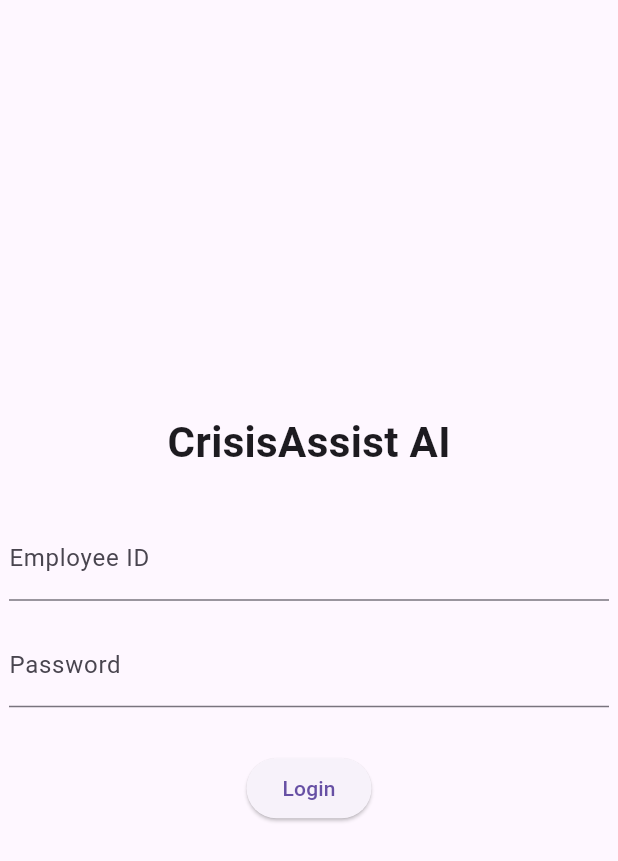
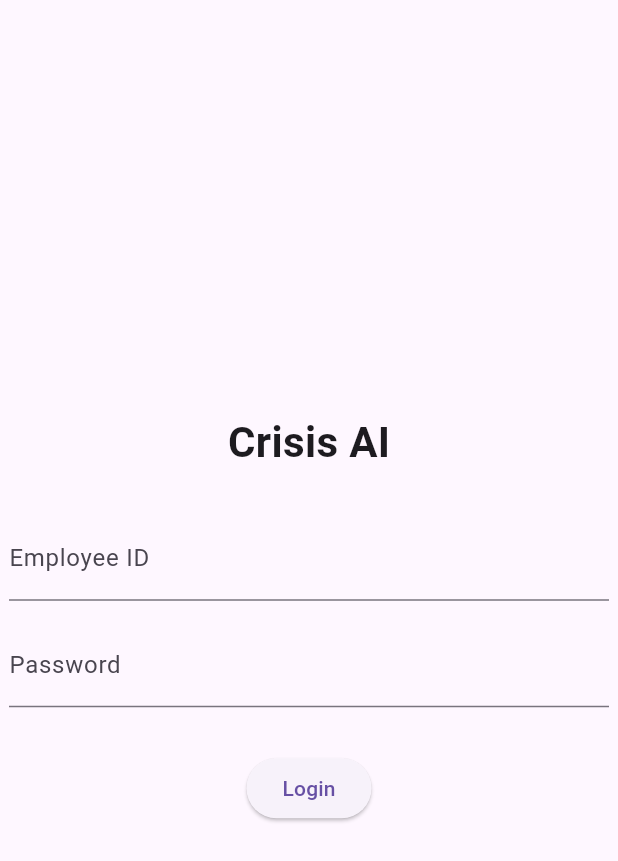
Before and after one commit to vishaal56/crisis_assist_ai, a Flutter app: the screen it shows after launch, on a phone screen of 412 x 824 dp. Shown: the top 861 px of the screen. Run offline on Flutter 3.47's test engine with Material 3 defaults, Android fonts, the light colour scheme and no system bars; our stand-ins replace cloud_firestore, file_picker, firebase_core, firebase_storage, lucide_icons; accounts and stored records are empty; statements that could not run were skipped.

Commit message:
final update after presentation (sairahul)

```diff
--- a/lib/auth/login_screen.dart
+++ b/lib/auth/login_screen.dart
@@ -14,7 +14,7 @@ class LoginScreen extends StatelessWidget {
             mainAxisAlignment: MainAxisAlignment.center,
             children: [
               const Text(
-                'CrisisAssist AI',
+                'Crisis AI',
                 style: TextStyle(fontSize: 28, fontWeight: FontWeight.bold),
               ),
               const SizedBox(height: 30),
--- a/lib/chat/chat_screen.dart
+++ b/lib/chat/chat_screen.dart
@@ -381,7 +381,7 @@ class _ChatTopBar extends StatelessWidget {
           const Icon(LucideIcons.messageSquare, size: 18),
           const SizedBox(width: 10),
           const Text(
-            "AI Crisis Chat",
+            "Crisis AI Chat",
             style: TextStyle(fontSize: 16, fontWeight: FontWeight.w900),
           ),
           const SizedBox(width: 12),
--- a/lib/dashboard/dashboard_screen.dart
+++ b/lib/dashboard/dashboard_screen.dart
@@ -441,7 +441,7 @@ class _Sidebar extends StatelessWidget {
                   child: Icon(LucideIcons.shield, color: Colors.white, size: 18),
                 ),
                 SizedBox(width: 10),
-                Text("CrisisAssist AI", style: TextStyle(fontSize: 16, fontWeight: FontWeight.w700)),
+                Text("Crisis AI", style: TextStyle(fontSize: 16, fontWeight: FontWeight.w700)),
               ],
             ),
             const SizedBox(height: 18),
--- a/lib/main.dart
+++ b/lib/main.dart
@@ -24,7 +24,7 @@ class CrisisAssistApp extends StatelessWidget {
   @override
   Widget build(BuildContext context) {
     return MaterialApp(
-      title: 'CrisisAssist AI',
+      title: 'Crisis AI',
       debugShowCheckedModeBanner: false,
       theme: AppTheme.light,
       home: const LoginScreen(),
```
